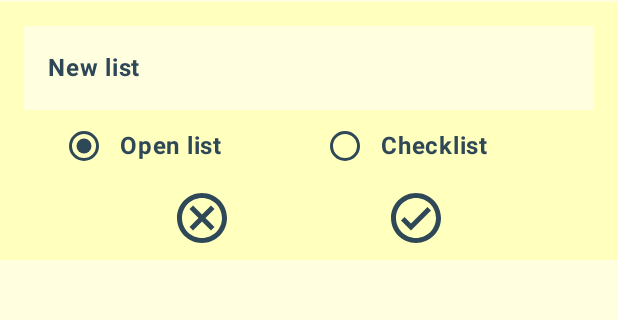
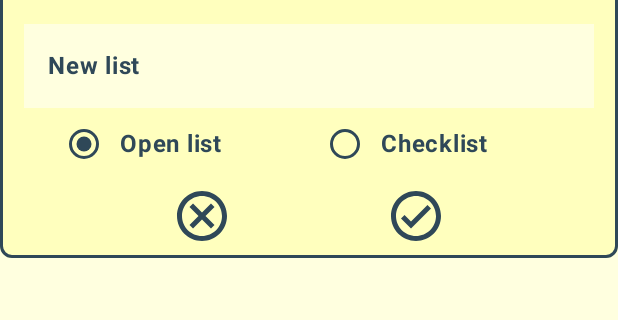
Before and after one commit to mariorobertofortunato/Versalist, an Android app built with Jetpack Compose: the screen it shows after launch (MainActivity), after a tap on "Add new list", on a phone screen of 412 x 824 dp, the part 96-416 px from its top. Run offline under Robolectric (Android 15) with nearby library versions, the phone set to English and light mode, and no system bars; our stand-ins replace Dagger/Hilt's generated code, Room's generated code, livedata-compose.

Commit message:
Layout adjustments (lazycolumn border, CheckListItem layout)

```diff
--- a/app/src/main/java/com/evenclose/versalistpro/presentation/screens/main/MainScreen.kt
+++ b/app/src/main/java/com/evenclose/versalistpro/presentation/screens/main/MainScreen.kt
@@ -5,9 +5,15 @@ import androidx.compose.animation.fadeIn
 import androidx.compose.animation.fadeOut
 import androidx.compose.animation.slideInVertically
 import androidx.compose.animation.slideOutVertically
+import androidx.compose.foundation.ExperimentalFoundationApi
 import androidx.compose.foundation.background
+import androidx.compose.foundation.border
+import androidx.compose.foundation.clickable
+import androidx.compose.foundation.combinedClickable
+import androidx.compose.foundation.interaction.MutableInteractionSource
 import androidx.compose.foundation.layout.Arrangement
 import androidx.compose.foundation.layout.Column
+import androidx.compose.foundation.layout.PaddingValues
 import androidx.compose.foundation.layout.Row
 import androidx.compose.foundation.layout.Spacer
 import androidx.compose.foundation.layout.fillMaxSize
@@ -43,6 +49,7 @@ import androidx.compose.runtime.setValue
 import androidx.compose.ui.Alignment
 import androidx.compose.ui.Alignment.Companion.CenterHorizontally
 import androidx.compose.ui.Modifier
+import androidx.compose.ui.draw.clip
 import androidx.compose.ui.focus.FocusRequester
 import androidx.compose.ui.focus.focusRequester
 import androidx.compose.ui.graphics.RectangleShape
@@ -55,6 +62,7 @@ import androidx.hilt.navigation.compose.hiltViewModel
 import androidx.navigation.NavController
 import com.evenclose.versalistpro.presentation.composables.EmptyListPlaceholder
 import com.evenclose.versalistpro.presentation.composables.MainListItem
+import com.evenclose.versalistpro.presentation.navigation.Screens
 import com.evenclose.versalistpro.presentation.ui.theme.background
 import com.evenclose.versalistpro.presentation.ui.theme.onDark
 import com.evenclose.versalistpro.presentation.ui.theme.onLight
@@ -63,6 +71,7 @@ import com.evenclose.versalistpro.presentation.ui.theme.secondary
 import com.evenclose.versalistpro.presentation.viewmodel.ListViewModel
 import kotlinx.coroutines.delay
 
+@OptIn(ExperimentalFoundationApi::class)
 @Composable
 fun MainScreen(
     navController: NavController,
@@ -111,12 +120,12 @@ fun MainScreen(
                     navController = navController
                 )
                 /** SPACER */
-                Spacer(
+/*                Spacer(
                     modifier = Modifier
                         .height(1.dp)
                         .fillMaxWidth()
                         .background(onDark)
-                )
+                )*/
             }
 
 
@@ -159,11 +168,11 @@ fun MainScreen(
         LazyColumn(
             state = listState,
             modifier = Modifier
-                //.clip(RoundedCornerShape(8.dp))
+                .border(1.5.dp, onLight,RoundedCornerShape(bottomStart = 8.dp, bottomEnd = 8.dp))
+                .clip(RoundedCornerShape(bottomStart = 8.dp, bottomEnd = 8.dp))
                 .fillMaxWidth()
                 .padding(it)
                 .background(primary)
-            //.border(2.dp, onLight)
         ) {
 
             /** MAIN LIST */
@@ -284,6 +293,12 @@ fun MainScreen(
                                             selected = (text == selectedOption),
                                             onClick = { onOptionSelected(text) }
                                         )
+                                        .clickable(
+                                            // Disable ripple effect because it sucks
+                                            indication = null,
+                                            interactionSource = remember { MutableInteractionSource() },
+                                            onClick = { onOptionSelected(text) }
+                                        )
                                 ) {
                                     RadioButton(
                                         selected = (text == selectedOption),
```
Also changed, not shown: app/src/main/java/com/evenclose/versalistpro/presentation/composables/CheckListItem.kt (+17 -3 lines), app/src/main/java/com/evenclose/versalistpro/presentation/screens/list/ListScreen.kt (+6 -4 lines).
